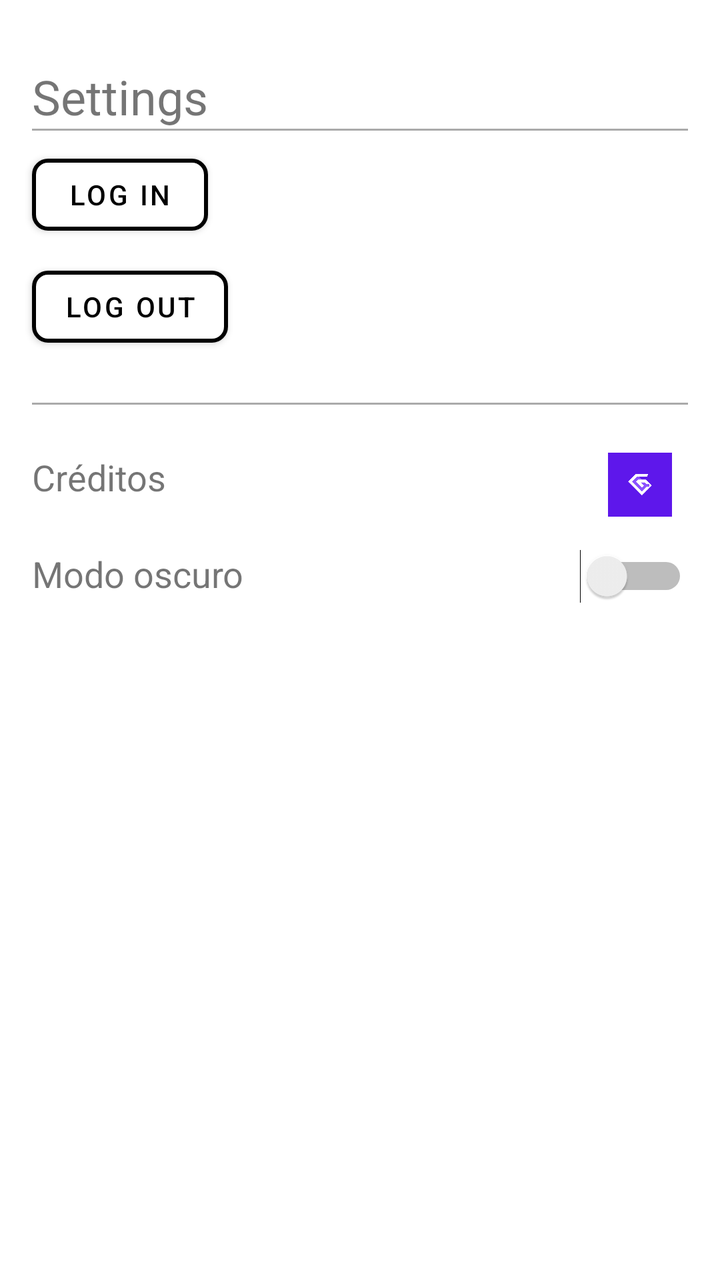
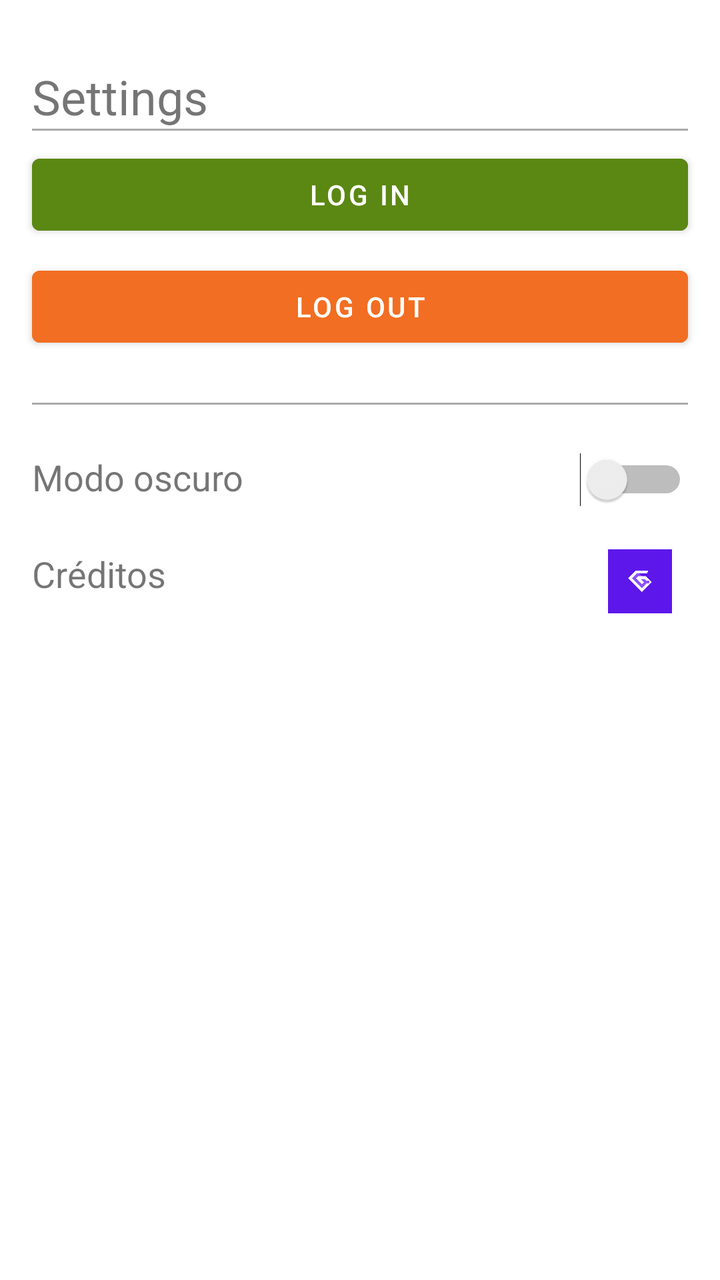

Screens rendered from an Android XML layout before and after an edit, with the pre-edit source and the edit as a unified diff.
<!-- AndroidManifest.xml: application theme Theme.GameQuiz.NoActionBar -->
<!-- res/layout/fragment_settings.xml -->
<?xml version="1.0" encoding="utf-8"?>
<androidx.constraintlayout.widget.ConstraintLayout xmlns:android="http://schemas.android.com/apk/res/android"
    xmlns:app="http://schemas.android.com/apk/res-auto"
    xmlns:tools="http://schemas.android.com/tools"
    android:layout_width="match_parent"
    android:layout_height="match_parent"
    android:background="?attr/colorPrimary"
    tools:context=".fragment.FragSettings">

    <TextView
        android:id="@+id/title_textview"
        android:layout_width="wrap_content"
        android:layout_height="wrap_content"
        android:text="@string/settings"
        android:textSize="24sp"
        android:layout_marginTop="32dp"
        android:layout_marginStart="16dp"
        app:layout_constraintStart_toStartOf="parent"
        app:layout_constraintTop_toTopOf="parent"/>

    <View
        android:id="@+id/divider1"
        android:layout_width="0dp"
        android:layout_height="1dp"
        android:background="@android:color/darker_gray"
        app:layout_constraintTop_toBottomOf="@id/title_textview"
        app:layout_constraintStart_toStartOf="parent"
        app:layout_constraintEnd_toEndOf="parent"
        android:layout_marginStart="16dp"
        android:layout_marginEnd="16dp"/>

    <Button
        android:id="@+id/login_button"
        style="@style/buttonoutlined"
        android:layout_width="wrap_content"
        android:layout_height="wrap_content"
        android:text="@string/login"
        android:layout_marginTop="8dp"
        app:layout_constraintStart_toStartOf="parent"
        app:layout_constraintTop_toBottomOf="@id/divider1"
        android:layout_marginStart="16dp"/>

    <Button
        android:id="@+id/logout_button"
        style="@style/buttonoutlined"
        android:layout_width="wrap_content"
        android:layout_height="wrap_content"
        android:text="@string/logout"
        android:layout_marginTop="8dp"
        app:layout_constraintStart_toStartOf="parent"
        app:layout_constraintTop_toBottomOf="@id/login_button"
        android:layout_marginStart="16dp"/>

    <View
        android:id="@+id/divider2"
        android:layout_width="0dp"
        android:layout_height="1dp"
        android:background="@android:color/darker_gray"
        app:layout_constraintTop_toBottomOf="@id/logout_button"
        app:layout_constraintStart_toStartOf="parent"
        app:layout_constraintEnd_toEndOf="parent"
        android:layout_marginTop="24dp"
        android:layout_marginStart="16dp"
        android:layout_marginEnd="16dp"/>

    <TextView
        android:id="@+id/credit_textview"
        android:layout_width="wrap_content"
        android:layout_height="wrap_content"
        android:text="Créditos"
        android:textSize="18sp"
        android:layout_marginTop="24dp"
        android:layout_marginStart="16dp"
        app:layout_constraintStart_toStartOf="parent"
        app:layout_constraintTop_toBottomOf="@id/divider2"/>

    <ImageView
        android:id="@+id/logo"
        android:layout_width="32dp"
        android:layout_height="32dp"
        android:src="@drawable/ic_launcher"
        app:layout_constraintEnd_toEndOf="parent"
        app:layout_constraintTop_toTopOf="@id/credit_textview"
        android:layout_marginEnd="24dp"/>

    <TextView
        android:id="@+id/mode_textview"
        android:layout_width="wrap_content"
        android:layout_height="wrap_content"
        android:text="Modo oscuro"
        android:textSize="18sp"
        android:layout_marginTop="24dp"
        android:layout_marginStart="16dp"
        app:layout_constraintStart_toStartOf="parent"
        app:layout_constraintTop_toBottomOf="@id/credit_textview"/>

    <Switch
        android:id="@+id/themeswitch"
        android:layout_width="wrap_content"
        android:layout_height="wrap_content"
        app:layout_constraintEnd_toEndOf="parent"
        app:layout_constraintTop_toTopOf="@id/mode_textview"
        android:layout_marginEnd="16dp"/>


</androidx.constraintlayout.widget.ConstraintLayout>
<!-- resources referenced by this layout -->
<resources>
  <!-- drawable ic_launcher: png bitmap (drawable, 6707 bytes) -->
  <string name="login">Log in</string>
  <string name="logout">Log out</string>
  <string name="settings">Settings</string>
  <style name="buttonoutlined">
          <item name="android:layout_height">60dp</item>
          <item name="android:layout_width">0dp</item>
          <item name="cornerRadius">8dp</item>
          <item name="strokeWidth">2dp</item>
      </style>
  <style name="Theme.GameQuiz.NoActionBar" parent="Theme.MaterialComponents.DayNight.NoActionBar">
          
          <item name="android:windowIsTranslucent">true</item> 
          <item name="colorPrimary">@color/white</item>
          <item name="colorPrimaryVariant">@color/gris_claro</item>
          <item name="colorOnPrimary">@color/black</item>
          
          <item name="colorSecondary">@color/morado</item>
          <item name="colorSecondaryVariant">@color/morado</item>
          <item name="colorOnSecondary">@color/verde_gris</item>
          
          <item name="colorTertiary">@color/purple_200</item>
          <item name="colorOnTertiary">@color/purple_500</item>
          
          <item name="android:statusBarColor">?attr/colorTertiary</item>
          
      </style>
  <color name="white">#FFFFFFFF</color>
  <color name="gris_claro">#C0C0C0</color>
  <color name="black">#FF000000</color>
  <color name="morado">#5E2F73</color>
  <color name="verde_gris">#575943</color>
  <color name="purple_200">#BB86FC</color>
  <color name="purple_500">#FF6200EE</color>
</resources>

<!-- the commit's change to res/layout/fragment_settings.xml (unified diff, before → after) -->
@@ -31,24 +31,28 @@
 
     <Button
         android:id="@+id/login_button"
-        style="@style/buttonoutlined"
-        android:layout_width="wrap_content"
+        android:backgroundTint="@color/verde_amarillo"
+        android:layout_width="0dp"
         android:layout_height="wrap_content"
         android:text="@string/login"
         android:layout_marginTop="8dp"
+        android:textColor="@color/white"
         app:layout_constraintStart_toStartOf="parent"
         app:layout_constraintTop_toBottomOf="@id/divider1"
+        app:layout_constraintEnd_toEndOf="@id/divider1"
         android:layout_marginStart="16dp"/>
 
     <Button
         android:id="@+id/logout_button"
-        style="@style/buttonoutlined"
-        android:layout_width="wrap_content"
+        android:backgroundTint="@color/naranja_fuerte"
+        android:layout_width="0dp"
         android:layout_height="wrap_content"
         android:text="@string/logout"
         android:layout_marginTop="8dp"
+        android:textColor="@color/white"
         app:layout_constraintStart_toStartOf="parent"
         app:layout_constraintTop_toBottomOf="@id/login_button"
+        app:layout_constraintEnd_toEndOf="@id/divider1"
         android:layout_marginStart="16dp"/>
 
     <View
@@ -72,7 +76,7 @@
         android:layout_marginTop="24dp"
         android:layout_marginStart="16dp"
         app:layout_constraintStart_toStartOf="parent"
-        app:layout_constraintTop_toBottomOf="@id/divider2"/>
+        app:layout_constraintTop_toBottomOf="@id/mode_textview"/>
 
     <ImageView
         android:id="@+id/logo"
@@ -92,7 +96,7 @@
         android:layout_marginTop="24dp"
         android:layout_marginStart="16dp"
         app:layout_constraintStart_toStartOf="parent"
-        app:layout_constraintTop_toBottomOf="@id/credit_textview"/>
+        app:layout_constraintTop_toBottomOf="@id/divider2"/>
 
     <Switch
         android:id="@+id/themeswitch"
<!-- resource entries referenced after the edit -->
@@ -1,15 +1,11 @@
 <!-- resources referenced by this layout -->
 <resources>
+  <color name="naranja_fuerte">#F26e22</color>
+  <color name="verde_amarillo">#5B8713</color>
   <!-- drawable ic_launcher: png bitmap (drawable, 6707 bytes) -->
   <string name="login">Log in</string>
   <string name="logout">Log out</string>
   <string name="settings">Settings</string>
-  <style name="buttonoutlined">
-          <item name="android:layout_height">60dp</item>
-          <item name="android:layout_width">0dp</item>
-          <item name="cornerRadius">8dp</item>
-          <item name="strokeWidth">2dp</item>
-      </style>
   <style name="Theme.GameQuiz.NoActionBar" parent="Theme.MaterialComponents.DayNight.NoActionBar">
           
           <item name="android:windowIsTranslucent">true</item> 
